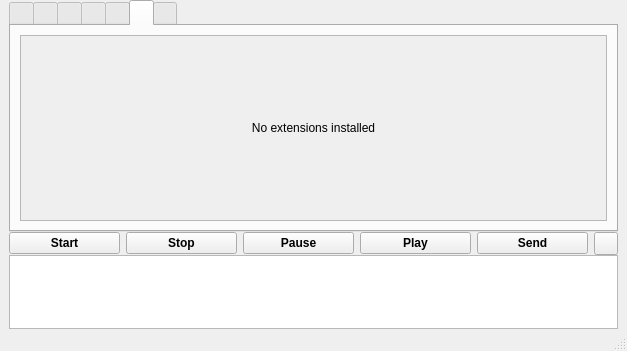
The window that vokoscreen.ui (yanuarakhid/vokoscreen) describes before a commit, drawn with Qt 5.
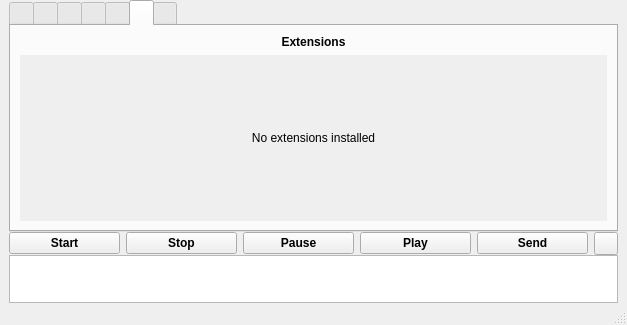
The same window after the commit. The open tabs and pages were chosen to show the change.

What changed in the file:
```diff
--- a/vokoscreen.ui
+++ b/vokoscreen.ui
@@ -7,7 +7,7 @@
     <x>0</x>
     <y>0</y>
     <width>627</width>
-    <height>351</height>
+    <height>325</height>
    </rect>
   </property>
   <property name="sizePolicy">
@@ -889,8 +889,27 @@
           <string/>
          </attribute>
          <layout class="QVBoxLayout" name="verticalLayout_20">
+          <item>
+           <widget class="QLabel" name="label_2">
+            <property name="font">
+             <font>
+              <weight>75</weight>
+              <bold>true</bold>
+             </font>
+            </property>
+            <property name="text">
+             <string>Extensions</string>
+            </property>
+            <property name="alignment">
+             <set>Qt::AlignCenter</set>
+            </property>
+           </widget>
+          </item>
           <item>
            <widget class="QScrollArea" name="scrollArea_2">
+            <property name="frameShape">
+             <enum>QFrame::NoFrame</enum>
+            </property>
             <property name="widgetResizable">
              <bool>true</bool>
             </property>
@@ -899,8 +918,8 @@
               <rect>
                <x>0</x>
                <y>0</y>
-               <width>583</width>
-               <height>220</height>
+               <width>585</width>
+               <height>198</height>
               </rect>
              </property>
              <layout class="QVBoxLayout" name="verticalLayout_18">
```
